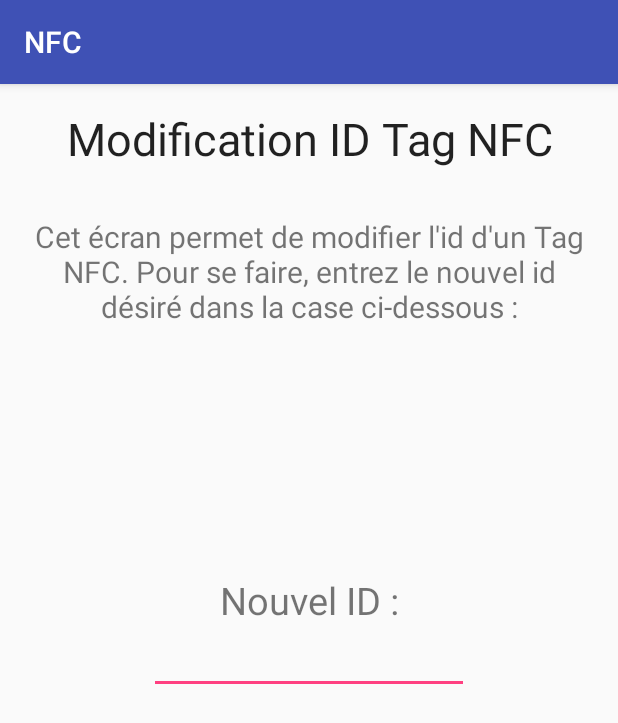
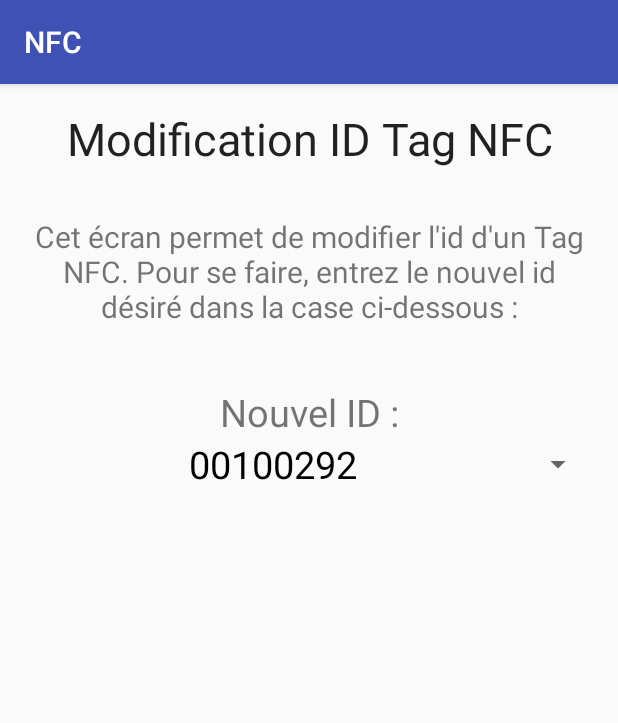
Before and after one commit to myoann/LiFi-museum, an Android app: the NFCWriter screen opened directly, with no data from a screen before it, on a phone screen of 412 x 824 dp. Shown: the top 723 px of the screen. Run offline under Robolectric (Android 15) with nearby library versions, the phone set to English and light mode, and no system bars; 1 statement that could not run was skipped.

Commit message:
finalisation nfc

```diff
--- a/app/src/main/java/lifi/lifi_museum/nfc/NFCActivity.java
+++ b/app/src/main/java/lifi/lifi_museum/nfc/NFCActivity.java
@@ -101,7 +101,7 @@ public class NFCActivity extends AppCompatActivity {
 
             j++;
         }
-        if (unmessage.length() > 0) {
+        if (unmessage.length() == 8 && unmessage.startsWith("00100")) {
             System.out.println("message--->"+unmessage);
             final Intent redirectIntent = new Intent(this, DetailsActivity.class);
             redirectIntent.putExtra("id_LIFI", unmessage);
--- a/app/src/main/java/lifi/lifi_museum/nfc/NFCWriter.java
+++ b/app/src/main/java/lifi/lifi_museum/nfc/NFCWriter.java
@@ -19,8 +19,10 @@ import android.support.v7.app.AppCompatActivity;
 import android.support.v7.widget.Toolbar;
 import android.util.Log;
 import android.view.View;
+import android.widget.ArrayAdapter;
 import android.widget.Button;
 import android.widget.EditText;
+import android.widget.Spinner;
 import android.widget.TextView;
 import android.widget.Toast;
 
@@ -36,7 +38,7 @@ public class NFCWriter extends AppCompatActivity {
 
     public NfcAdapter nfcAdapter;
     private TextView id_filtered, message;
-    private EditText idNFC;
+    private Spinner idNFCSpinner;
 
     @Override
     protected void onCreate(Bundle savedInstanceState) {
@@ -45,9 +47,12 @@ public class NFCWriter extends AppCompatActivity {
         Toolbar toolbar = (Toolbar) findViewById(R.id.toolbar);
         setSupportActionBar(toolbar);
         this.nfcAdapter = NfcAdapter.getDefaultAdapter(this);
+        idNFCSpinner = (Spinner)findViewById(R.id.listIDOeuvre);
 
-        idNFC   = (EditText)findViewById(R.id.nouvelIdTagNFC);
-
+        String[] idOeuvres={"00100292","00100295","00100296"};
+        ArrayAdapter<String> dataAdapterNFCSpinner = new ArrayAdapter<String>(this, R.layout.spinner_layout,idOeuvres);
+        dataAdapterNFCSpinner.setDropDownViewResource(R.layout.spinner_layout);
+        idNFCSpinner.setAdapter(dataAdapterNFCSpinner);
     }
 
 
@@ -91,8 +96,9 @@ public class NFCWriter extends AppCompatActivity {
                 try {
                     ndef.connect();
                     try {
-                        if(idNFC.getText().toString().length()==8){
-                            NdefMessage message = new NdefMessage(NdefRecord.createApplicationRecord(idNFC.getText().toString()));
+                        if(idNFCSpinner.getSelectedItem().toString().length()==8){
+
+                            NdefMessage message = new NdefMessage(NdefRecord.createApplicationRecord(idNFCSpinner.getSelectedItem().toString()));
                             ndef.writeNdefMessage(message);
                         }
                     }
@@ -106,8 +112,8 @@ public class NFCWriter extends AppCompatActivity {
                 }
             }
         }).start();
-        if(idNFC.getText().toString().length()==8){
-            Toast.makeText(NFCWriter.this, "Nouvel ID enregistré :"+idNFC.getText().toString()+"", Toast.LENGTH_LONG).show();
+        if(idNFCSpinner.getSelectedItem().toString().length()==8){
+            Toast.makeText(NFCWriter.this, "Nouvel ID enregistré :"+idNFCSpinner.getSelectedItem().toString()+"", Toast.LENGTH_LONG).show();
         }
         else{
             Toast.makeText(NFCWriter.this, "Vous devez saisir 6 chiffres pour l'ID", Toast.LENGTH_LONG).show();
--- a/app/src/main/res/layout/content_nfc_writer.xml
+++ b/app/src/main/res/layout/content_nfc_writer.xml
@@ -37,21 +37,24 @@
         android:layout_alignParentEnd="true"
         android:gravity="center_horizontal" />
 
-    <EditText
-        android:layout_width="wrap_content"
-        android:layout_height="wrap_content"
-        android:inputType="number"
-        android:ems="10"
-        android:id="@+id/nouvelIdTagNFC"
-        android:layout_centerVertical="true"
-        android:layout_centerHorizontal="true" />
-
     <TextView
         android:layout_width="fill_parent"
         android:layout_height="wrap_content"
         android:text="Nouvel ID :"
         android:id="@+id/textView8"
-        android:layout_above="@+id/nouvelIdTagNFC"
         android:textSize="25dp"
-        android:gravity="center_horizontal" />
+        android:gravity="center_horizontal"
+        android:layout_below="@+id/textView6"
+        android:layout_alignParentStart="true"
+        android:layout_marginTop="39dp" />
+
+    <Spinner
+        android:layout_width="fill_parent"
+        android:layout_height="wrap_content"
+        android:id="@+id/listIDOeuvre"
+        android:spinnerMode="dropdown"
+        android:layout_below="@+id/textView8"
+        android:layout_centerHorizontal="true"
+        android:layout_alignParentEnd="false" />
+
 </RelativeLayout>
--- /dev/null
+++ b/app/src/main/res/layout/spinner_layout.xml
@@ -0,0 +1,9 @@
+<?xml version="1.0" encoding="utf-8"?>
+<TextView xmlns:android="http://schemas.android.com/apk/res/android"
+    android:id="@+id/spinnerTarget"
+    android:layout_width="fill_parent"
+    android:layout_height="wrap_content"
+    android:textColor="#000000"
+    android:textSize="25sp"
+    android:textAlignment="center"
+    />
```
